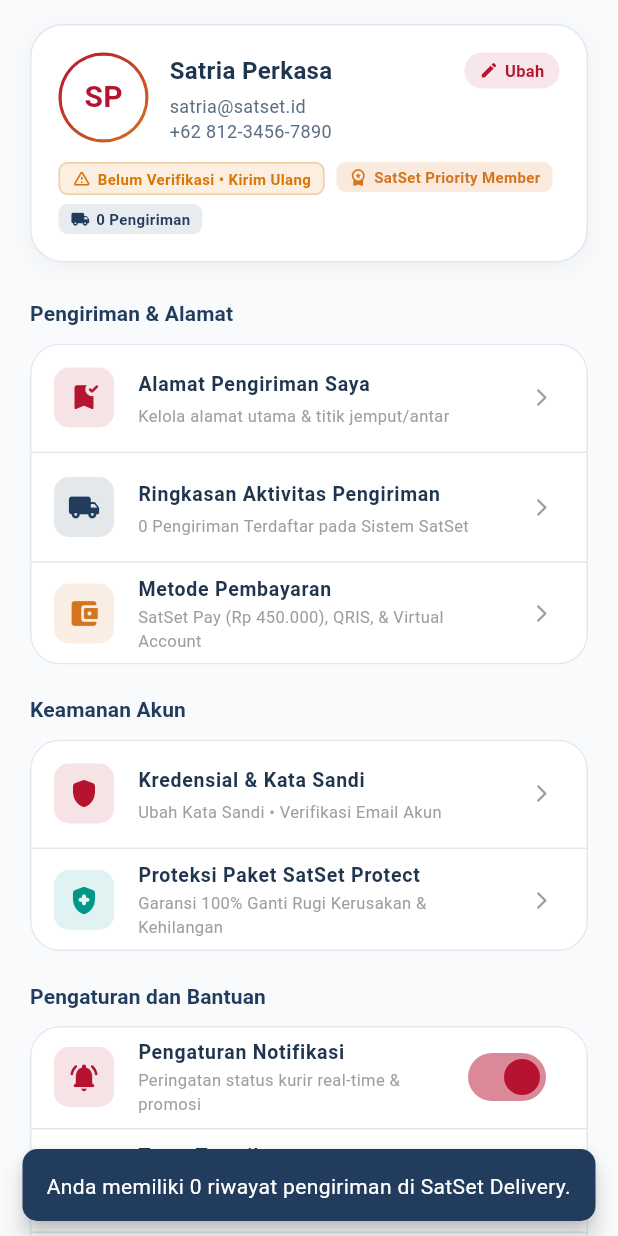
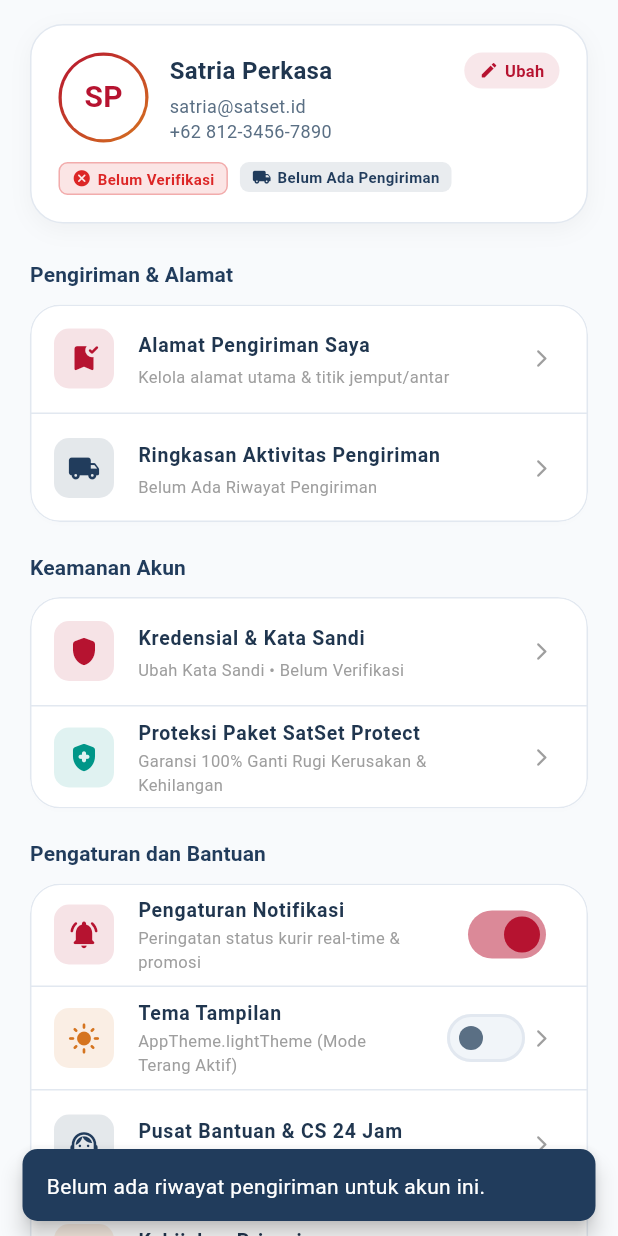
Before and after one commit to ahimshasatyag/satset, a Flutter app: the AccountPage screen opened directly, after a tap on "Ringkasan Aktivitas Pengiriman", on a phone screen of 412 x 824 dp. Run offline on Flutter 3.47's test engine with Material 3 defaults, Android fonts, the phone set to English and light mode, and no system bars; our stand-ins replace equatable, flutter_bloc, flutter_map, geolocator, google_sign_in, image_picker and 4 more; missing offline and left inert: dart:js_interop; accounts and stored records are empty.

Commit message:
feat: implement account feature with data sources, models, domain entities, and presentation layer

```diff
--- a/lib/features/account/data/datasources/account_remote_datasource.dart
+++ b/lib/features/account/data/datasources/account_remote_datasource.dart
@@ -32,7 +32,7 @@
     name: 'Satria Perkasa',
     email: 'satria@satset.id',
     phone: '+62 812-3456-7890',
-    membershipTier: 'SatSet Priority Member',
+    membershipTier: '',
     satsetPayBalance: 450000,
     savedAddressesCount: 3,
     insuranceClaimsCount: 0,
@@ -44,6 +44,7 @@
     AuthLocalDataSource? authLocalDataSource,
     this.currentUser,
   }) : _customClient = client,
+       // ignore: prefer_initializing_formals
        _authLocalDataSource = authLocalDataSource;
 
   bool get _isSupabaseAvailable {
@@ -92,9 +93,7 @@
           fullAddress: localUser.alamatLengkap,
           latitude: localUser.latitude,
           longitude: localUser.longitude,
-          membershipTier: isCourierHint
-              ? 'Mitra Kurir SatSet'
-              : 'SatSet Priority Member',
+          membershipTier: isCourierHint ? 'Mitra Kurir SatSet' : '',
           isCourier: isCourierHint,
           satsetPayBalance: isCourierHint ? 0 : 450000,
           savedAddressesCount: localUser.alamatLengkap != null ? 1 : 0,
@@ -107,11 +106,16 @@
 
     try {
       final cleanEmail = (targetEmail ?? '').trim().toLowerCase();
-      final isEmailVerified =
-          authUser?.emailConfirmedAt != null || authUser?.confirmedAt != null;
 
       Map<String, dynamic>? employeeRow;
       Map<String, dynamic>? userRow;
+
+      bool isVerifiedVal(dynamic val) {
+        if (val == null) return false;
+        if (val is bool) return val;
+        final s = val.toString().trim().toLowerCase();
+        return s == 'true' || s == 't' || s == '1' || s == 'yes';
+      }
 
       // 2. Jika akun terindikasi sebagai kurir, prioritaskan query tabel m_employee
       if (isCourierHint) {
@@ -120,7 +124,7 @@
             employeeRow = await _client
                 .from(DatabaseConstants.tableEmployee)
                 .select()
-                .eq(EmployeeTableColumns.email, cleanEmail)
+                .ilike(EmployeeTableColumns.email, cleanEmail)
                 .maybeSingle();
           }
           if (employeeRow == null && targetId != null && targetId.isNotEmpty) {
@@ -136,13 +140,22 @@
       }
 
       // 3. Jika bukan kurir atau tidak ditemukan di m_employee, query tabel m_users
-      if (employeeRow == null && cleanEmail.isNotEmpty) {
+      if (employeeRow == null) {
         try {
-          userRow = await _client
-              .from(DatabaseConstants.tableUsers)
-              .select()
-              .eq(UserTableColumns.email, cleanEmail)
-              .maybeSingle();
+          if (cleanEmail.isNotEmpty) {
+            userRow = await _client
+                .from(DatabaseConstants.tableUsers)
+                .select()
+                .ilike(UserTableColumns.email, cleanEmail)
+                .maybeSingle();
+          }
+          if (userRow == null && targetId != null && targetId.isNotEmpty) {
+            userRow = await _client
+                .from(DatabaseConstants.tableUsers)
+                .select()
+                .eq(UserTableColumns.id, targetId)
+                .maybeSingle();
+          }
         } catch (_) {}
       }
 
@@ -153,7 +166,7 @@
             employeeRow = await _client
                 .from(DatabaseConstants.tableEmployee)
                 .select()
-                .eq(EmployeeTableColumns.email, cleanEmail)
+                .ilike(EmployeeTableColumns.email, cleanEmail)
                 .maybeSingle();
           }
           if (employeeRow == null && targetId != null && targetId.isNotEmpty) {
@@ -166,6 +179,84 @@
                 .maybeSingle();
           }
         } catch (_) {}
+      }
+
+      // 5. Cek status verifikasi email secara menyeluruh:
+      // a. Cek dari auth.currentUser Supabase Auth
+      // b. Cek kolom email_verified pada tabel m_users
+      // c. Cek kolom email_verified pada tabel m_employee
+      bool isEmailVerified =
+          authUser?.emailConfirmedAt != null ||
+          isVerifiedVal(localUser?.emailVerified);
+
+      // Periksa kolom email_verified pada userRow (m_users)
+      if (userRow != null) {
+        final uVerified =
+            userRow[UserTableColumns.emailVerified] ??
+            userRow['email_verified'];
+        if (isVerifiedVal(uVerified) || userRow['email_verified_at'] != null) {
+          isEmailVerified = true;
+        }
+      }
+
+      // Periksa kolom email_verified pada employeeRow (m_employee)
+      if (employeeRow != null) {
+        final eVerified = employeeRow['email_verified'];
+        if (isVerifiedVal(eVerified) ||
+            employeeRow['email_verified_at'] != null) {
+          isEmailVerified = true;
+        }
+      }
+
+      // Jika belum terverifikasi, periksa silang langsung ke kolom email_verified di m_users dan m_employee
+      if (!isEmailVerified &&
+          (cleanEmail.isNotEmpty ||
+              (targetId != null && targetId.isNotEmpty))) {
+        try {
+          Map<String, dynamic>? uCheck;
+          if (cleanEmail.isNotEmpty) {
+            uCheck = await _client
+                .from(DatabaseConstants.tableUsers)
+                .select('email_verified')
+                .ilike(UserTableColumns.email, cleanEmail)
+                .maybeSingle();
+          }
+          if (uCheck == null && targetId != null && targetId.isNotEmpty) {
+            uCheck = await _client
+                .from(DatabaseConstants.tableUsers)
+                .select('email_verified')
+                .eq(UserTableColumns.id, targetId)
+                .maybeSingle();
+          }
+          if (uCheck != null && isVerifiedVal(uCheck['email_verified'])) {
+            isEmailVerified = true;
+          }
+        } catch (_) {}
+
+        if (!isEmailVerified) {
+          try {
+            Map<String, dynamic>? eCheck;
+            if (cleanEmail.isNotEmpty) {
+              eCheck = await _client
+                  .from(DatabaseConstants.tableEmployee)
+                  .select('email_verified')
+                  .ilike(EmployeeTableColumns.email, cleanEmail)
+                  .maybeSingle();
+            }
+            if (eCheck == null && targetId != null && targetId.isNotEmpty) {
+              eCheck = await _client
+                  .from(DatabaseConstants.tableEmployee)
+                  .select('email_verified')
+                  .or(
+                    '${DatabaseConstants.colId}.eq.$targetId,user_id.eq.$targetId',
+                  )
+                  .maybeSingle();
+            }
+            if (eCheck != null && isVerifiedVal(eCheck['email_verified'])) {
+              isEmailVerified = true;
+            }
+          } catch (_) {}
+        }
       }
 
       // A. Jika profil ditemukan di m_employee (AKUN KURIR)
@@ -245,15 +336,12 @@
         int shipmentCount = 0;
         try {
           final userId = userRow[UserTableColumns.id]?.toString();
-          final userPhone = userRow[UserTableColumns.noHp]?.toString();
 
           if (userId != null && userId.isNotEmpty) {
             final res = await _client
                 .from(DatabaseConstants.tableShipments)
                 .select(ShipmentTableColumns.id)
-                .or(
-                  '${ShipmentTableColumns.customerId}.eq.$userId,${ShipmentTableColumns.pengirimNoHp}.eq.$userPhone',
-                );
+                .eq(ShipmentTableColumns.customerId, userId);
             shipmentCount = (res as List).length;
           }
         } catch (_) {
@@ -283,9 +371,7 @@
           latitude: localUser.latitude,
           longitude: localUser.longitude,
           isEmailVerified: isEmailVerified,
-          membershipTier: isCourierHint
-              ? 'Mitra Kurir SatSet'
-              : 'SatSet Priority Member',
+          membershipTier: isCourierHint ? 'Mitra Kurir SatSet' : '',
           shipmentCount: 0,
           satsetPayBalance: isCourierHint ? 0 : 450000,
           savedAddressesCount: localUser.alamatLengkap != null ? 1 : 0,
@@ -308,9 +394,8 @@
           fullAddress: localUser.alamatLengkap,
           latitude: localUser.latitude,
           longitude: localUser.longitude,
-          membershipTier: isCourierHint
-              ? 'Mitra Kurir SatSet'
-              : 'SatSet Priority Member',
+          isEmailVerified: localUser.emailVerified == true,
+          membershipTier: isCourierHint ? 'Mitra Kurir SatSet' : '',
           shipmentCount: 0,
           satsetPayBalance: isCourierHint ? 0 : 450000,
           isCourier: isCourierHint,
@@ -480,6 +565,38 @@
   Future<void> resendEmailVerification(String email) async {
     if (!_isSupabaseAvailable) return;
     final cleanEmail = email.trim().toLowerCase();
+
+    // 1. Cek dulu pada tabel m_users apakah email_verified = true
+    try {
+      final uCheck = await _client
+          .from(DatabaseConstants.tableUsers)
+          .select('email_verified')
+          .ilike(UserTableColumns.email, cleanEmail)
+          .maybeSingle();
+      if (uCheck != null) {
+        final v = uCheck['email_verified'];
+        if (v == true || v == 1 || v?.toString().toLowerCase() == 'true') {
+          return;
+        }
+      }
+    } catch (_) {}
+
+    // 2. Cek dulu pada tabel m_employee apakah email_verified = true
+    try {
+      final eCheck = await _client
+          .from(DatabaseConstants.tableEmployee)
+          .select('email_verified')
+          .ilike(EmployeeTableColumns.email, cleanEmail)
+          .maybeSingle();
+      if (eCheck != null) {
+        final v = eCheck['email_verified'];
+        if (v == true || v == 1 || v?.toString().toLowerCase() == 'true') {
+          return;
+        }
+      }
+    } catch (_) {}
+
+    // 3. Jika belum terverifikasi di m_users maupun m_employee, baru kirim email verifikasi
     await _client.auth.resend(type: OtpType.signup, email: cleanEmail);
   }
 
--- a/lib/features/account/domain/entities/user_account.dart
+++ b/lib/features/account/domain/entities/user_account.dart
@@ -135,7 +135,7 @@
     this.shipmentCount = 0,
     this.isNotificationsEnabled = true,
     this.addresses = const [],
-    this.membershipTier = 'SatSet Priority Member',
+    this.membershipTier = '',
     this.satsetPayBalance = 450000,
     this.savedAddressesCount = 3,
     this.insuranceClaimsCount = 0,
--- a/lib/features/account/presentation/pages/account_page.dart
+++ b/lib/features/account/presentation/pages/account_page.dart
@@ -46,6 +46,16 @@
 class _AccountPageState extends State<AccountPage> {
   AccountBloc? _internalBloc;
   AccountRepository? _repository;
+
+  @override
+  void initState() {
+    super.initState();
+    WidgetsBinding.instance.addPostFrameCallback((_) {
+      if (mounted) {
+        _getOrCreateBloc(context).add(const AccountProfileLoaded());
+      }
+    });
+  }
 
   @override
   void dispose() {
@@ -209,9 +219,10 @@
                       fullAddress: widget.user!.alamatLengkap,
                       latitude: widget.user!.latitude,
                       longitude: widget.user!.longitude,
+                      isEmailVerified: widget.user!.emailVerified == true,
                       membershipTier: widget.user!.isCourier
                           ? 'Mitra Kurir SatSet'
-                          : 'SatSet Priority Member',
+                          : '',
                       isCourier: widget.user!.isCourier,
                       satsetPayBalance: widget.user!.isCourier ? 0 : 450000,
                       savedAddressesCount:
@@ -248,6 +259,28 @@
                         account: account,
                         onEditProfile: () => _showEditProfile(context, account, bloc),
                         onResendVerification: () {
+                          ScaffoldMessenger.of(context).showSnackBar(
+                            const SnackBar(
+                              content: Row(
+                                children: [
+                                  SizedBox(
+                                    width: 14,
+                                    height: 14,
+                                    child: CircularProgressIndicator(
+                                      strokeWidth: 2,
+                                      color: Colors.white,
+                                    ),
+                                  ),
+                                  SizedBox(width: 10),
+                                  Text(
+                                    'Memeriksa status verifikasi di Supabase...',
+                                  ),
+                                ],
+                              ),
+                              duration: Duration(seconds: 1),
+                              behavior: SnackBarBehavior.floating,
+                            ),
+                          );
                           bloc.add(const AccountEmailVerificationResent());
                         },
                       ),
@@ -281,31 +314,16 @@
                               icon: Icons.local_shipping_rounded,
                               color: AppColors.tertiary,
                               title: 'Ringkasan Aktivitas Pengiriman',
-                              subtitle:
-                                  '${account.shipmentCount} Pengiriman Terdaftar pada Sistem SatSet',
+                              subtitle: account.shipmentCount > 0
+                                  ? '${account.shipmentCount} Pengiriman Terdaftar pada Sistem SatSet'
+                                  : 'Belum Ada Riwayat Pengiriman',
                               onTap: () {
                                 ScaffoldMessenger.of(context).showSnackBar(
                                   SnackBar(
                                     content: Text(
-                                      'Anda memiliki ${account.shipmentCount} riwayat pengiriman di SatSet Delivery.',
-                                    ),
-                                    behavior: SnackBarBehavior.floating,
-                                  ),
-                                );
-                              },
-                            ),
-                            const Divider(height: 1),
-                            AccountMenuItem(
-                              icon: Icons.account_balance_wallet_rounded,
-                              color: AppColors.secondary,
-                              title: 'Metode Pembayaran',
-                              subtitle:
-                                  'SatSet Pay (Rp ${account.satsetPayBalance.toString().replaceAllMapped(RegExp(r'(\d{1,3})(?=(\d{3})+(?!\d))'), (m) => '${m[1]}.')}), QRIS, & Virtual Account',
-                              onTap: () {
-                                ScaffoldMessenger.of(context).showSnackBar(
-                                  SnackBar(
-                                    content: Text(
-                                      'Saldo SatSet Pay Anda saat ini Rp ${account.satsetPayBalance}. Siap digunakan untuk pengiriman instan.',
+                                      account.shipmentCount > 0
+                                          ? 'Anda memiliki ${account.shipmentCount} riwayat pengiriman di SatSet Delivery.'
+                                          : 'Belum ada riwayat pengiriman untuk akun ini.',
                                     ),
                                     behavior: SnackBarBehavior.floating,
                                   ),
@@ -334,8 +352,8 @@
                             color: AppColors.primary,
                             title: 'Kredensial & Kata Sandi',
                             subtitle: account.isEmailVerified
-                                ? 'Ubah Kata Sandi • Email Terverifikasi Supabase Auth'
-                                : 'Ubah Kata Sandi • Verifikasi Email Akun',
+                                ? 'Ubah Kata Sandi • Email Verifikasi (Aktif)'
+                                : 'Ubah Kata Sandi • Belum Verifikasi',
                             onTap: () =>
                                 _navigateToForgotPassword(context, account),
                           ),
--- a/lib/features/account/presentation/widgets/account_address_sheet.dart
+++ b/lib/features/account/presentation/widgets/account_address_sheet.dart
@@ -211,7 +211,7 @@
                 : ListView.separated(
                     padding: const EdgeInsets.all(20),
                     itemCount: addresses.length,
-                    separatorBuilder: (_, __) => const SizedBox(height: 12),
+                    separatorBuilder: (_, _) => const SizedBox(height: 12),
                     itemBuilder: (context, index) {
                       final item = addresses[index];
                       final isPrimary = item.isPrimary;
--- a/lib/features/account/presentation/widgets/account_profile_header.dart
+++ b/lib/features/account/presentation/widgets/account_profile_header.dart
@@ -1,5 +1,6 @@
 import 'package:flutter/material.dart';
 import 'package:satset/shared/theme/theme.dart';
+
 import '../../domain/entities/user_account.dart';
 
 class AccountProfileHeader extends StatelessWidget {
@@ -56,12 +57,14 @@
                     color: isDark
                         ? AppColors.backgroundDark
                         : AppColors.surfaceLight,
-                    child: account.avatarUrl != null &&
+                    child:
+                        account.avatarUrl != null &&
                             account.avatarUrl!.isNotEmpty
                         ? Image.network(
                             account.avatarUrl!,
                             fit: BoxFit.cover,
-                            errorBuilder: (_, __, ___) => _buildAvatarFallback(),
+                            errorBuilder: (context, error, stackTrace) =>
+                                _buildAvatarFallback(),
                           )
                         : _buildAvatarFallback(),
                   ),
@@ -158,11 +161,13 @@
             spacing: 8,
             runSpacing: 6,
             children: [
-              // Badge Verifikasi Email
+              // Badge Verifikasi Email: TRUE = Verifikasi (Hijau), FALSE = Belum Verifikasi (Merah)
               if (account.isEmailVerified)
                 Container(
-                  padding:
-                      const EdgeInsets.symmetric(horizontal: 8, vertical: 3),
+                  padding: const EdgeInsets.symmetric(
+                    horizontal: 8,
+                    vertical: 3,
+                  ),
                   decoration: BoxDecoration(
                     color: AppColors.success.withValues(alpha: 0.12),
                     borderRadius: BorderRadius.circular(6),
@@ -180,7 +185,7 @@
                       ),
                       SizedBox(width: 4),
                       Text(
-                        'Email Terverifikasi',
+                        'Verifikasi',
                         style: TextStyle(
                           fontSize: 10,
                           fontWeight: FontWeight.bold,
@@ -195,30 +200,32 @@
                   onTap: onResendVerification,
                   borderRadius: BorderRadius.circular(6),
                   child: Container(
-                    padding:
-                        const EdgeInsets.symmetric(horizontal: 8, vertical: 3),
+                    padding: const EdgeInsets.symmetric(
+                      horizontal: 8,
+                      vertical: 3,
+                    ),
                     decoration: BoxDecoration(
-                      color: AppColors.warning.withValues(alpha: 0.12),
+                      color: AppColors.error.withValues(alpha: 0.12),
                       borderRadius: BorderRadius.circular(6),
                       border: Border.all(
-                        color: AppColors.warning.withValues(alpha: 0.3),
+                        color: AppColors.error.withValues(alpha: 0.3),
                       ),
                     ),
                     child: const Row(
                       mainAxisSize: MainAxisSize.min,
                       children: [
                         Icon(
-                          Icons.warning_amber_rounded,
+                          Icons.cancel_rounded,
                           size: 13,
-                          color: AppColors.warning,
+                          color: AppColors.error,
                         ),
                         SizedBox(width: 4),
                         Text(
-                          'Belum Verifikasi • Kirim Ulang',
+                          'Belum Verifikasi',
                           style: TextStyle(
                             fontSize: 10,
                             fontWeight: FontWeight.bold,
-                            color: AppColors.warning,
+                            color: AppColors.error,
                           ),
                         ),
                       ],
@@ -226,37 +233,31 @@
                   ),
                 ),
 
-              // Badge Membership Tier / Status Kurir
+              // Badge Status Kurir (hanya jika kurir)
+              if (account.isCourierAccount &&
+                  account.membershipTier.isNotEmpty)
                 Container(
-                padding: const EdgeInsets.symmetric(horizontal: 8, vertical: 3),
+                  padding:
+                      const EdgeInsets.symmetric(horizontal: 8, vertical: 3),
                   decoration: BoxDecoration(
-                  color: (account.isCourierAccount
-                          ? AppColors.primary
-                          : AppColors.secondary)
-                      .withValues(alpha: 0.15),
+                    color: AppColors.primary.withValues(alpha: 0.15),
                     borderRadius: BorderRadius.circular(6),
                   ),
                   child: Row(
                     mainAxisSize: MainAxisSize.min,
                     children: [
-                    Icon(
-                      account.isCourierAccount
-                          ? Icons.two_wheeler_rounded
-                          : Icons.workspace_premium_rounded,
+                      const Icon(
+                        Icons.two_wheeler_rounded,
                         size: 13,
-                      color: account.isCourierAccount
-                          ? AppColors.primary
-                          : AppColors.secondary,
+                        color: AppColors.primary,
                       ),
                       const SizedBox(width: 4),
                       Text(
                         account.membershipTier,
-                      style: TextStyle(
+                        style: const TextStyle(
                           fontSize: 10,
                           fontWeight: FontWeight.bold,
-                        color: account.isCourierAccount
-                            ? AppColors.primary
-                            : AppColors.secondary,
+                          color: AppColors.primary,
                         ),
                       ),
                     ],
@@ -283,8 +284,12 @@
                     const SizedBox(width: 4),
                     Text(
                       account.isCourierAccount
+                          ? (account.shipmentCount > 0
                               ? '${account.shipmentCount} Tugas Kurir'
-                          : '${account.shipmentCount} Pengiriman',
+                              : 'Belum Ada Tugas')
+                          : (account.shipmentCount > 0
+                              ? '${account.shipmentCount} Pengiriman'
+                              : 'Belum Ada Pengiriman'),
                       style: const TextStyle(
                         fontSize: 10,
                         fontWeight: FontWeight.bold,
@@ -303,7 +308,12 @@
 
   Widget _buildAvatarFallback() {
     final initials = account.name.trim().isNotEmpty
-        ? account.name.trim().split(' ').map((w) => w.isNotEmpty ? w[0] : '').take(2).join()
+        ? account.name
+              .trim()
+              .split(' ')
+              .map((w) => w.isNotEmpty ? w[0] : '')
+              .take(2)
+              .join()
         : 'S';
     return Center(
       child: Text(
```
Also changed, not shown: lib/features/account/data/models/user_account_model.dart (+40 -26 lines), lib/features/account/presentation/bloc/account_bloc.dart (+17 -6 lines). Lines whose indentation alone changed are shown as unchanged.
